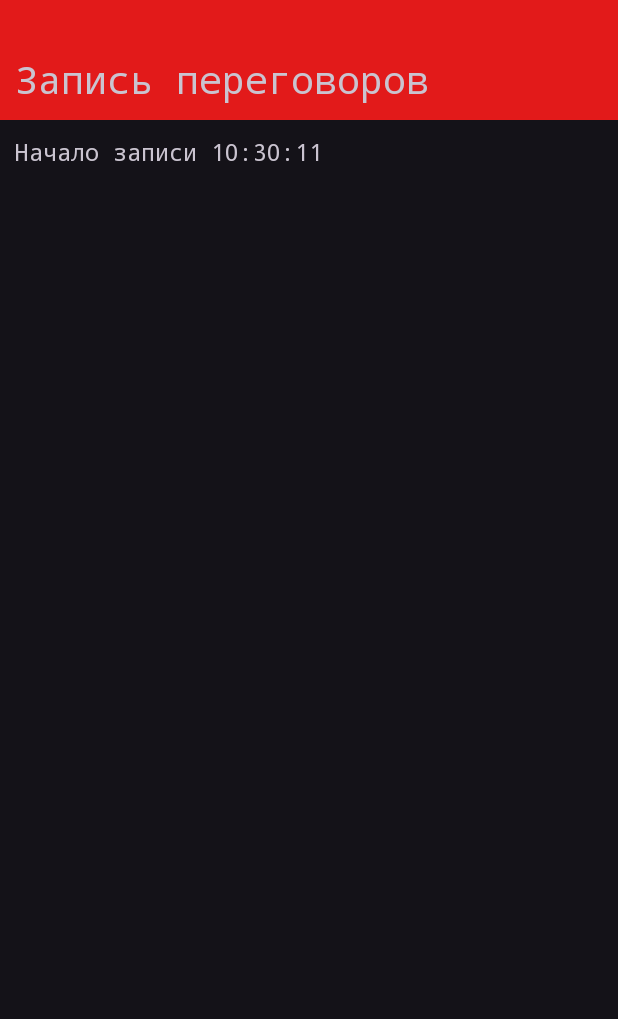
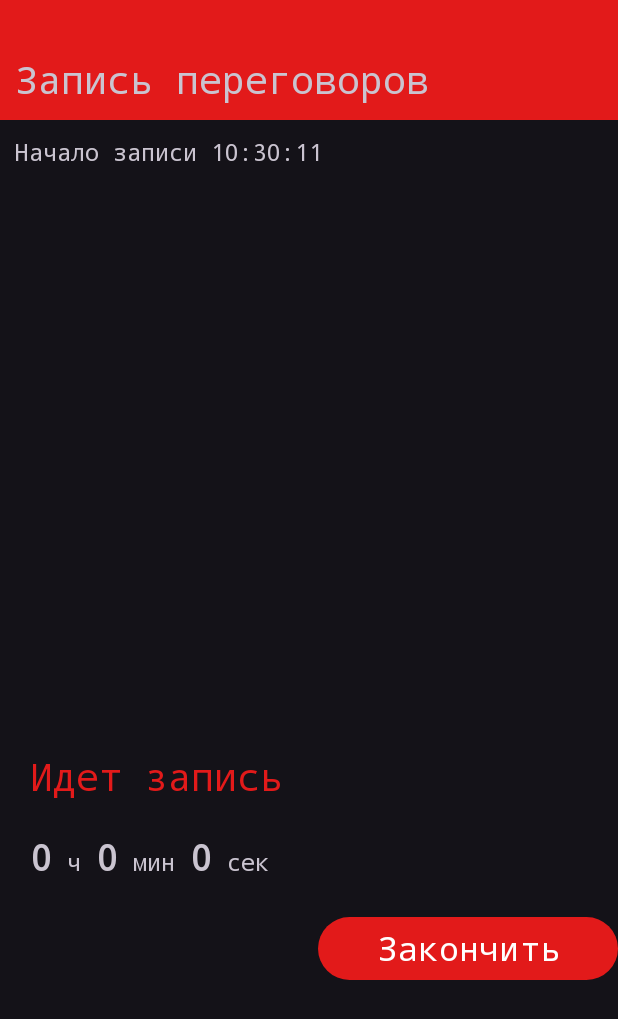
Before and after one commit to MrApple100/RZDHack, an Android app: the AudioRecognizeActivity screen opened directly, with no data from a screen before it, on a phone screen of 412 x 824 dp. Shown: the top 1019 px of the screen. Run offline under Robolectric (Android 15) with nearby library versions, the phone set to English and light mode, and no system bars; our stand-ins replace data binding; libraries missing offline, so code that uses them is left out: me.xdrop.fuzzywuzzy, org.vosk, org.vosk.android; 2 statements that could not run were skipped.

Commit message:
send text

```diff
--- a/app/src/main/java/com/example/realitylabandroid/network/AudioTextService.kt
+++ b/app/src/main/java/com/example/realitylabandroid/network/AudioTextService.kt
@@ -3,7 +3,11 @@ package com.example.realitylabandroid.network
 import android.R.attr.data
 import android.content.Context
 import android.net.Uri
+import android.os.Handler
+import android.os.Looper
+import android.os.Message
 import android.util.Log
+import android.widget.Toast
 import androidx.annotation.Nullable
 import com.example.realitylabandroid.api.AudioTextAPI
 import okhttp3.MediaType
@@ -23,25 +27,32 @@ import java.io.InputStream
 class AudioTextService(val context: Context) {
     public val retrofit:Retrofit
     public val apiService:AudioTextAPI
+    val handler:Handler
     init{
         val okHttpClient = OkHttpClient.Builder()
             .build()
         retrofit = Retrofit.Builder()
             .client(okHttpClient)
-            .baseUrl("http://158.160.128.49:8000")
+            .baseUrl("http://51.250.19.25:8000")
             .addConverterFactory(GsonConverterFactory.create())
             .build()
 
         apiService = retrofit.create(AudioTextAPI::class.java)
+        handler = Handler(Looper.getMainLooper()){ it->
+            Toast.makeText(context,"Запись успешно отправлена!",Toast.LENGTH_LONG).show()
+            true
+        }
     }
 
     public fun sendText(text:com.example.realitylabandroid.api.RequestBody){
         apiService.sendText(text).enqueue(object : Callback<com.example.realitylabandroid.api.RequestBody> {
             override fun onResponse(call: Call<com.example.realitylabandroid.api.RequestBody>, response: Response<com.example.realitylabandroid.api.RequestBody>) {
-                Log.d("RESPONSE","${response.body()!!.text}")
-                Log.d("RESPONSE","${response.code()}")
-                Log.d("RESPONSE","${response.code()}")
+               // Log.d("RESPONSE","${response.body()!!.text}")
+               // Log.d("RESPONSE","${response.code()}")
+              //  Log.d("RESPONSE","${response.code()}")
 
+                val msg = Message()
+                handler.sendMessage(msg)
 
 
 
--- a/app/src/main/java/com/example/realitylabandroid/viewmodel/MainViewModel.kt
+++ b/app/src/main/java/com/example/realitylabandroid/viewmodel/MainViewModel.kt
@@ -1,6 +1,7 @@
 package com.example.realitylabandroid.viewmodel
 
 import android.content.Context
+import android.content.Intent
 import android.text.SpannableString
 import android.util.Log
 import android.view.LayoutInflater
@@ -25,6 +26,7 @@ import org.vosk.android.SpeechService
 import org.vosk.android.SpeechStreamService
 import org.vosk.android.StorageService
 import java.io.IOException
+import java.lang.StringBuilder
 import java.text.SimpleDateFormat
 import java.util.Date
 
@@ -50,6 +52,12 @@ public class MainViewModel : ViewModel() {
 
     lateinit var startTime:MutableLiveData<Long>
 
+    lateinit var hh:MutableLiveData<String>
+    lateinit var mm:MutableLiveData<String>
+    lateinit var ss:MutableLiveData<String>
+    lateinit var thread:Thread
+    lateinit var allText:MutableLiveData<StringBuilder>
+    var end = false
 
     public fun create(activity:AppCompatActivity,context: Context,linearLayout: LinearLayout,scrollView: ScrollView) {
         this.context = context
@@ -75,17 +83,35 @@ public class MainViewModel : ViewModel() {
         textButtonStopContinue = MutableLiveData<String>(context.getString(R.string.pause))
         enabledButtonStopContinue = MutableLiveData<Boolean>(false);
         toggleButtonStopContinue = MutableLiveData<Boolean>(false);
-        startTime = MutableLiveData<Long>(0)
+        startTime = MutableLiveData<Long>(System.currentTimeMillis())
+
+        allText = MutableLiveData<StringBuilder>(StringBuilder(""));
+
+        hh = MutableLiveData<String>("")
+        mm = MutableLiveData<String>("")
+        ss = MutableLiveData<String>("")
+
 
 //        inflateGreenCard(1000)
 //        inflateGreenCard(6000)
 //        inflateRedCard(10000)
         val sdf = SimpleDateFormat("HH:mm:ss")
-        startTime.postValue(System.currentTimeMillis())
         val textTime = sdf.format(Date(System.currentTimeMillis()))
         inflateTextCard("Начало записи " + textTime,false)
 
-
+        thread =Thread(Runnable {
+            while(true) {
+                val millisec = System.currentTimeMillis() - startTime.value!!
+                hh.postValue("${millisec / 3600000}")
+                mm.postValue("${millisec % 3600000 / 60000}")
+                ss.postValue("${millisec % 3600000 % 60000 / 1000}")
+                Thread.sleep(1000)
+                if(end){
+                    break
+                }
+            }
+        })
+        thread.start()
     }
 
     public fun initModel() {
@@ -113,6 +139,15 @@ public class MainViewModel : ViewModel() {
            // setUiState(State.DONE)
             speechService!!.stop()
             speechService = null
+            end = true
+            Log.d("ALLTEXT",allText.value.toString())
+            if(allText.value.toString().isNotEmpty()) {
+                mainRepository.sendText(allText.value.toString())
+            }
+
+            val intent = Intent()
+            activity.setResult(0)
+            activity.finish()
         } else {
             Log.d("MICRO","first")
 
@@ -209,15 +244,10 @@ public class MainViewModel : ViewModel() {
         val jObject = JSONObject(hypothesis)
         val res = jObject.getString("text")
         println(res)
-        voiseText.postValue(voiseText.value+
-                (res + " " + FuzzySearch.ratio(
-                    res,
-                    "собака лежать"
-                )).toString() + "\n"
-        )
+
         if(!res.isEmpty()) {
             inflateTextCard(res)
-            mainRepository.sendText(res)
+            allText.postValue(allText.value!!.append(res).append(" "))
         }
 
     }
--- a/app/src/main/res/layout/audiorecognize.xml
+++ b/app/src/main/res/layout/audiorecognize.xml
@@ -30,7 +30,8 @@
         </LinearLayout>
         <LinearLayout
             android:layout_width="match_parent"
-            android:layout_height="match_parent">
+            android:layout_height="match_parent"
+            android:orientation="vertical">
                     <ScrollView
                         android:id="@+id/SV"
                         android:layout_width="match_parent"
@@ -52,14 +53,96 @@
                         </LinearLayout>
 
                     </ScrollView>
+            <LinearLayout
+                android:layout_width="match_parent"
+                android:layout_height="match_parent"
+                android:orientation="vertical">
+                <LinearLayout
+                    android:layout_margin="10dp"
+                    android:layout_width="match_parent"
+                    android:layout_height="wrap_content"
+                    android:orientation="vertical">
+                    <LinearLayout
+                        android:layout_width="match_parent"
+                        android:layout_height="wrap_content">
+                        <TextView
+                            android:layout_margin="10dp"
+                            android:layout_width="match_parent"
+                            android:layout_height="wrap_content"
+                            android:text="Идет запись"
+                            android:textColor="@color/red"
+                            android:textSize="25dp"/>
+                    </LinearLayout>
+                    <LinearLayout
+                        android:layout_margin="10dp"
+                        android:layout_width="match_parent"
+                        android:layout_height="wrap_content"
+                        android:orientation="horizontal">
+                        <TextView
+                            android:id="@+id/hh"
+                            android:layout_width="wrap_content"
+                            android:layout_height="wrap_content"
+                            android:text="@={viewmodel.hh}"
+                            android:textSize="24dp"
+                            android:textStyle="bold">
+                        </TextView>
+                        <TextView
+                            android:layout_marginHorizontal="10dp"
+                            android:layout_width="wrap_content"
+                            android:layout_height="wrap_content"
+                            android:text="ч"
+                            android:textSize="16dp">
+                        </TextView>
+                        <TextView
+                            android:id="@+id/mm"
+                            android:layout_width="wrap_content"
+                            android:layout_height="wrap_content"
+                            android:text="@={viewmodel.mm}"
+                            android:textSize="24dp"
+                            android:textStyle="bold">
+                        </TextView>
+                        <TextView
+                            android:layout_marginHorizontal="10dp"
+                            android:layout_width="wrap_content"
+                            android:layout_height="wrap_content"
+                            android:text="мин"
+                            android:textSize="16dp">
+                        </TextView>
+                        <TextView
+                            android:id="@+id/ss"
+                            android:layout_width="wrap_content"
+                            android:layout_height="wrap_content"
+                            android:text="@={viewmodel.ss}"
+                            android:textSize="24dp"
+                            android:textStyle="bold">
+                        </TextView>
+                        <TextView
+                            android:layout_marginHorizontal="10dp"
+                            android:layout_width="wrap_content"
+                            android:layout_height="wrap_content"
+                            android:text="сек"
+                            android:textSize="16dp">
+                        </TextView>
+
+                    </LinearLayout>
+                </LinearLayout>
+                <LinearLayout
+                    android:layout_width="match_parent"
+                    android:layout_height="wrap_content"
+                    android:gravity="right">
+                    <Button
+                        android:layout_width="200dp"
+                        android:layout_height="50dp"
+                        android:layout_gravity=""
+                        android:text="Закончить"
+                        android:textSize="22dp"
+                        android:onClick="@{()->viewmodel.startMicroRecognise()}"/>
+
+                </LinearLayout>
+
+            </LinearLayout>
         </LinearLayout>
-<!--        <include-->
-<!--            layout="@layout/bottomsheetaudio"-->
-<!--            android:layout_width="match_parent"-->
-<!--            android:layout_height="match_parent"-->
-<!--            app:behavior_hideable="false"-->
-<!--            app:behavior_peekHeight="74dp"-->
-<!--            app:layout_behavior="com.google.android.material.bottomsheet.BottomSheetBehavior" />-->
+
 
     </LinearLayout>
 </layout>
```
Also changed, not shown: 2 other files.
